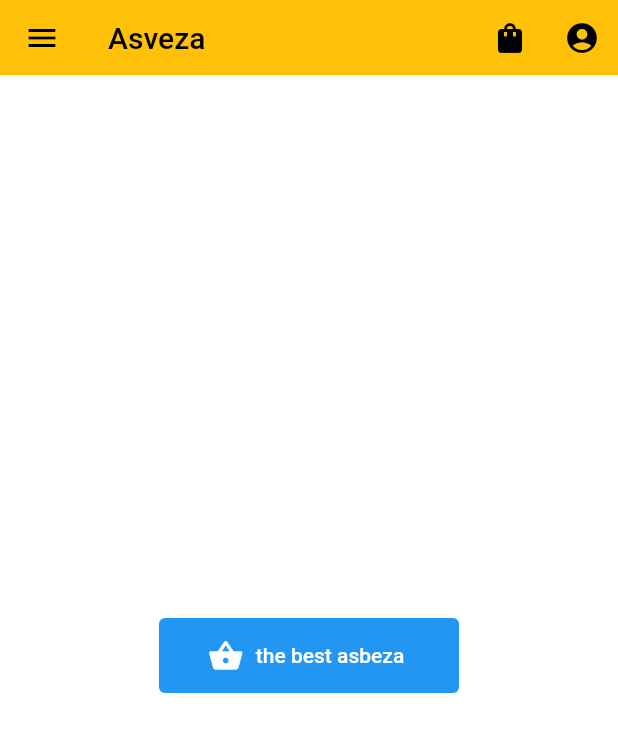
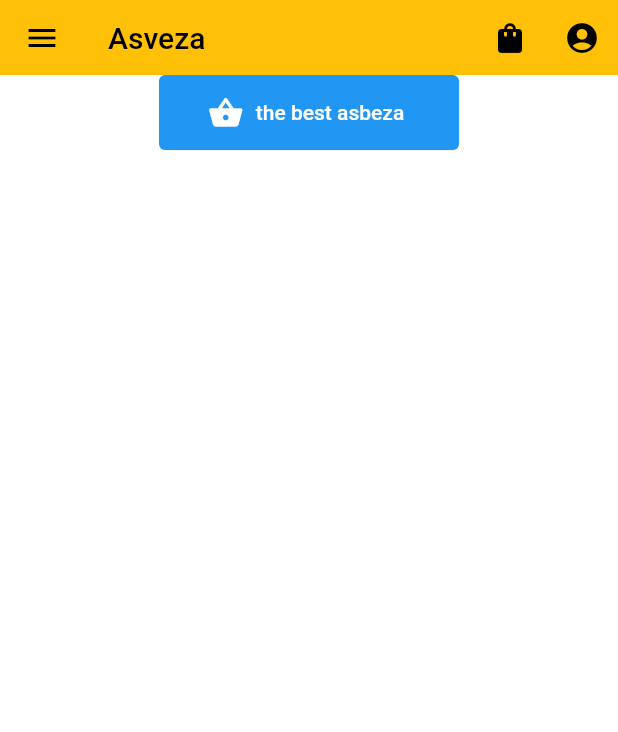
Before and after one commit to Samuel609/Asbeza, a Flutter app: the screen it shows after launch, on a phone screen of 412 x 824 dp. Shown: the top 732 px of the screen. Run offline on Flutter 3.47's test engine with Material 2 defaults, Android fonts, the phone set to English and light mode, and no system bars; our stand-ins replace bloc, equatable, flutter_bloc.

Commit message:
my home page is futher edited

```diff
--- a/lib/Presentation/MyHomePage.dart
+++ b/lib/Presentation/MyHomePage.dart
@@ -25,8 +25,12 @@ class _MyHomePageState extends State<MyHomePage> {
       body: BlocBuilder<GroceryBloc, GroceryState>(
         builder: (context, state) {
           if (state is GroceryInitial) {
-            return Center(
-              child: ElevatedButton.icon(
+            return Column(
+              children: [
+                Row(
+                  mainAxisAlignment: MainAxisAlignment.center,
+                  children: [
+                    ElevatedButton.icon(
                       style: ElevatedButton.styleFrom(
                           minimumSize: const Size(200, 50),
                           alignment: Alignment.center,
@@ -38,11 +42,16 @@ class _MyHomePageState extends State<MyHomePage> {
                       icon: const Icon(Icons.shopping_basket_rounded),
                       label: const Text("the best asbeza"),
                     ),
+                  ],
+                ),
+              ],
             );
           }
           if (state is GroceryLoading) {
             return const Center(
+
               child: CircularProgressIndicator(),
+
             );
           } else if (state is GrocerySuccess) {
             return Container(
@@ -59,15 +68,19 @@ class _MyHomePageState extends State<MyHomePage> {
                         children: [
                           Row(
                             children: [
-                              Container(
+                              Card(
+                                elevation: 20,
+                                child: Container(
                                   decoration: BoxDecoration(
                                       image: DecorationImage(
                                           fit: BoxFit.contain,
                                           image: NetworkImage(itemval.image))),
-                                height: MediaQuery.of(context).size.height * .1,
+                                  height:
+                                      MediaQuery.of(context).size.height * .1,
                                   width: MediaQuery.of(context).size.width * .3,
                                   margin: const EdgeInsets.symmetric(
                                       horizontal: 11, vertical: 5),
+                                ),
                               ),
                               SizedBox(
                                 width: MediaQuery.of(context).size.width * .4,
```
Lines whose indentation alone changed are shown as unchanged.
